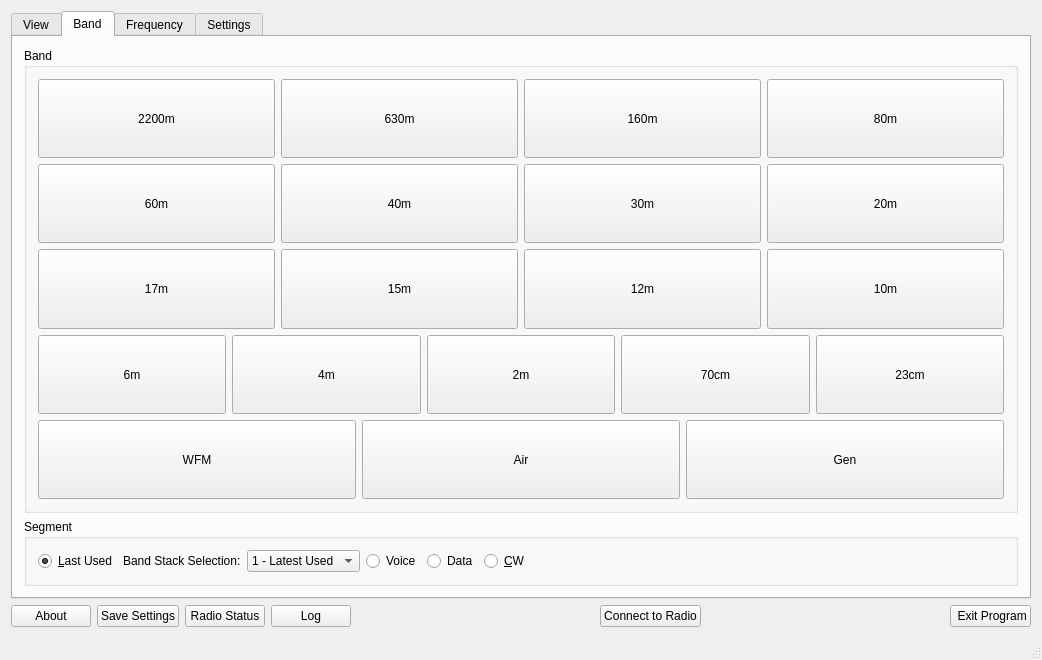
adecarolis/wfweb, file wfmain.ui: the form before one commit.
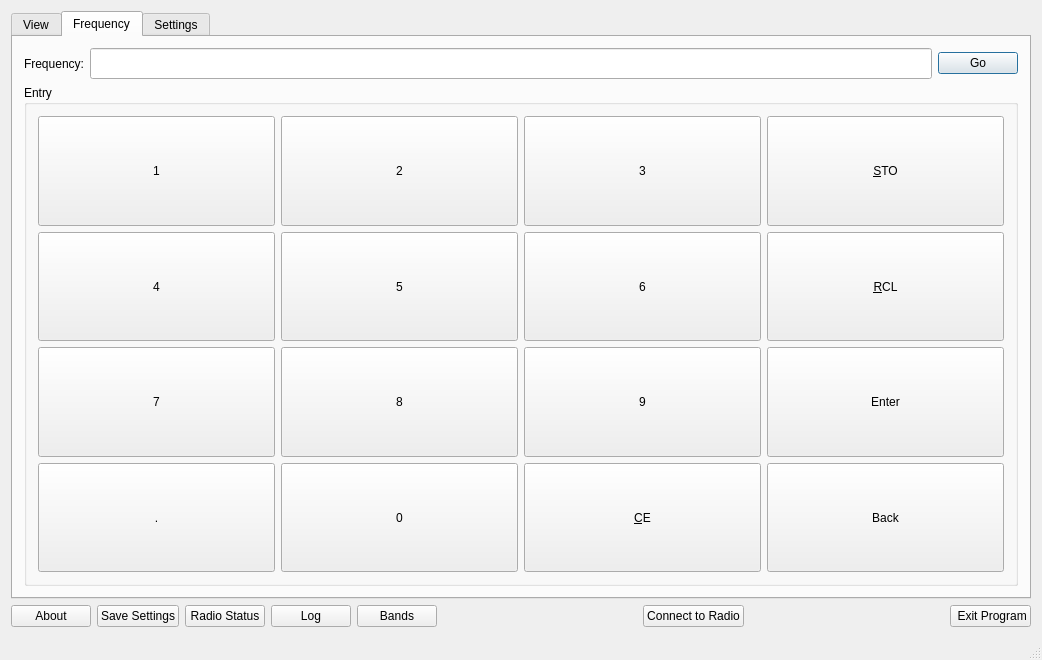
The form after the commit. Custom widgets are drawn as their Qt base class.

Commit message: Band button migration to widget is complete.

Diff of the .ui file:
```diff
--- a/wfmain.ui
+++ b/wfmain.ui
@@ -1234,573 +1234,6 @@
         </item>
        </layout>
       </widget>
-      <widget class="QWidget" name="bandTab">
-       <attribute name="title">
-        <string>Band</string>
-       </attribute>
-       <layout class="QVBoxLayout" name="verticalLayout_7">
-        <item>
-         <widget class="QGroupBox" name="groupBox_3">
-          <property name="title">
-           <string>Band</string>
-          </property>
-          <layout class="QVBoxLayout" name="verticalLayout_6">
-           <item>
-            <layout class="QHBoxLayout" name="horizontalLayout_26">
-             <property name="topMargin">
-              <number>0</number>
-             </property>
-             <property name="rightMargin">
-              <number>0</number>
-             </property>
-             <item>
-              <widget class="QPushButton" name="band2200mbtn">
-               <property name="sizePolicy">
-                <sizepolicy hsizetype="Minimum" vsizetype="MinimumExpanding">
-                 <horstretch>0</horstretch>
-                 <verstretch>0</verstretch>
-                </sizepolicy>
-               </property>
-               <property name="maximumSize">
-                <size>
-                 <width>16777215</width>
-                 <height>128</height>
-                </size>
-               </property>
-               <property name="text">
-                <string>2200m</string>
-               </property>
-              </widget>
-             </item>
-             <item>
-              <widget class="QPushButton" name="band630mbtn">
-               <property name="sizePolicy">
-                <sizepolicy hsizetype="Minimum" vsizetype="MinimumExpanding">
-                 <horstretch>0</horstretch>
-                 <verstretch>0</verstretch>
-                </sizepolicy>
-               </property>
-               <property name="maximumSize">
-                <size>
-                 <width>16777215</width>
-                 <height>128</height>
-                </size>
-               </property>
-               <property name="text">
-                <string>630m</string>
-               </property>
-              </widget>
-             </item>
-             <item>
-              <widget class="QPushButton" name="band160mbtn">
-               <property name="sizePolicy">
-                <sizepolicy hsizetype="Minimum" vsizetype="MinimumExpanding">
-                 <horstretch>0</horstretch>
-                 <verstretch>0</verstretch>
-                </sizepolicy>
-               </property>
-               <property name="maximumSize">
-                <size>
-                 <width>16777215</width>
-                 <height>128</height>
-                </size>
-               </property>
-               <property name="text">
-                <string>160m</string>
-               </property>
-               <property name="shortcut">
-                <string>L</string>
-               </property>
-              </widget>
-             </item>
-             <item>
-              <widget class="QPushButton" name="band80mbtn">
-               <property name="sizePolicy">
-                <sizepolicy hsizetype="Minimum" vsizetype="MinimumExpanding">
-                 <horstretch>0</horstretch>
-                 <verstretch>0</verstretch>
-                </sizepolicy>
-               </property>
-               <property name="maximumSize">
-                <size>
-                 <width>16777215</width>
-                 <height>128</height>
-                </size>
-               </property>
-               <property name="text">
-                <string>80m</string>
-               </property>
-               <property name="shortcut">
-                <string>8</string>
-               </property>
-              </widget>
-             </item>
-            </layout>
-           </item>
-           <item>
-            <layout class="QHBoxLayout" name="horizontalLayout_8">
-             <item>
-              <widget class="QPushButton" name="band60mbtn">
-               <property name="sizePolicy">
-                <sizepolicy hsizetype="Minimum" vsizetype="MinimumExpanding">
-                 <horstretch>0</horstretch>
-                 <verstretch>0</verstretch>
-                </sizepolicy>
-               </property>
-               <property name="maximumSize">
-                <size>
-                 <width>16777215</width>
-                 <height>128</height>
-                </size>
-               </property>
-               <property name="text">
-                <string>60m</string>
-               </property>
-               <property name="shortcut">
-                <string>S</string>
-               </property>
-              </widget>
-             </item>
-             <item>
-              <widget class="QPushButton" name="band40mbtn">
-               <property name="sizePolicy">
-                <sizepolicy hsizetype="Minimum" vsizetype="MinimumExpanding">
-                 <horstretch>0</horstretch>
-                 <verstretch>0</verstretch>
-                </sizepolicy>
-               </property>
-               <property name="maximumSize">
-                <size>
-                 <width>16777215</width>
-                 <height>128</height>
-                </size>
-               </property>
-               <property name="text">
-                <string>40m</string>
-               </property>
-               <property name="shortcut">
-                <string>4</string>
-               </property>
-              </widget>
-             </item>
-             <item>
-              <widget class="QPushButton" name="band30mbtn">
-               <property name="sizePolicy">
-                <sizepolicy hsizetype="Minimum" vsizetype="MinimumExpanding">
-                 <horstretch>0</horstretch>
-                 <verstretch>0</verstretch>
-                </sizepolicy>
-               </property>
-               <property name="maximumSize">
-                <size>
-                 <width>16777215</width>
-                 <height>128</height>
-                </size>
-               </property>
-               <property name="text">
-                <string>30m</string>
-               </property>
-               <property name="shortcut">
-                <string>3</string>
-               </property>
-              </widget>
-             </item>
-             <item>
-              <widget class="QPushButton" name="band20mbtn">
-               <property name="sizePolicy">
-                <sizepolicy hsizetype="Minimum" vsizetype="MinimumExpanding">
-                 <horstretch>0</horstretch>
-                 <verstretch>0</verstretch>
-                </sizepolicy>
-               </property>
-               <property name="maximumSize">
-                <size>
-                 <width>16777215</width>
-                 <height>128</height>
-                </size>
-               </property>
-               <property name="text">
-                <string>20m</string>
-               </property>
-               <property name="shortcut">
-                <string>2</string>
-               </property>
-              </widget>
-             </item>
-            </layout>
-           </item>
-           <item>
-            <layout class="QHBoxLayout" name="horizontalLayout_9">
-             <item>
-              <widget class="QPushButton" name="band17mbtn">
-               <property name="sizePolicy">
-                <sizepolicy hsizetype="Minimum" vsizetype="MinimumExpanding">
-                 <horstretch>0</horstretch>
-                 <verstretch>0</verstretch>
-                </sizepolicy>
-               </property>
-               <property name="maximumSize">
-                <size>
-                 <width>16777215</width>
-                 <height>128</height>
-                </size>
-               </property>
-               <property name="text">
-                <string>17m</string>
-               </property>
-               <property name="shortcut">
-                <string>7</string>
-               </property>
-              </widget>
-             </item>
-             <item>
-              <widget class="QPushButton" name="band15mbtn">
-               <property name="sizePolicy">
-                <sizepolicy hsizetype="Minimum" vsizetype="MinimumExpanding">
-                 <horstretch>0</horstretch>
-                 <verstretch>0</verstretch>
-                </sizepolicy>
-               </property>
-               <property name="maximumSize">
-                <size>
-                 <width>16777215</width>
-                 <height>128</height>
-                </size>
-               </property>
-               <property name="text">
-                <string>15m</string>
-               </property>
-               <property name="shortcut">
-                <string>5</string>
-               </property>
-              </widget>
-             </item>
-             <item>
-              <widget class="QPushButton" name="band12mbtn">
-               <property name="sizePolicy">
-                <sizepolicy hsizetype="Minimum" vsizetype="MinimumExpanding">
-                 <horstretch>0</horstretch>
-                 <verstretch>0</verstretch>
-                </sizepolicy>
-               </property>
-               <property name="maximumSize">
-                <size>
-                 <width>16777215</width>
-                 <height>128</height>
-                </size>
-               </property>
-               <property name="text">
-                <string>12m</string>
-               </property>
-               <property name="shortcut">
-                <string>T</string>
-               </property>
-              </widget>
-             </item>
-             <item>
-              <widget class="QPushButton" name="band10mbtn">
-               <property name="sizePolicy">
-                <sizepolicy hsizetype="Minimum" vsizetype="MinimumExpanding">
-                 <horstretch>0</horstretch>
-                 <verstretch>0</verstretch>
-                </sizepolicy>
-               </property>
-               <property name="maximumSize">
-                <size>
-                 <width>16777215</width>
-                 <height>128</height>
-                </size>
-               </property>
-               <property name="text">
-                <string>10m</string>
-               </property>
-               <property name="shortcut">
-                <string>1</string>
-               </property>
-              </widget>
-             </item>
-            </layout>
-           </item>
-           <item>
-            <layout class="QHBoxLayout" name="horizontalLayout_10">
-             <item>
-              <widget class="QPushButton" name="band6mbtn">
-               <property name="sizePolicy">
-                <sizepolicy hsizetype="Minimum" vsizetype="MinimumExpanding">
-                 <horstretch>0</horstretch>
-                 <verstretch>0</verstretch>
-                </sizepolicy>
-               </property>
-               <property name="maximumSize">
-                <size>
-                 <width>16777215</width>
-                 <height>128</height>
-                </size>
-               </property>
-               <property name="text">
-                <string>6m</string>
-               </property>
-               <property name="shortcut">
-                <string>6</string>
-               </property>
-              </widget>
-             </item>
-             <item>
-              <widget class="QPushButton" name="band4mbtn">
-               <property name="sizePolicy">
-                <sizepolicy hsizetype="Minimum" vsizetype="MinimumExpanding">
-                 <horstretch>0</horstretch>
-                 <verstretch>0</verstretch>
-                </sizepolicy>
-               </property>
-               <property name="maximumSize">
-                <size>
-                 <width>16777215</width>
-                 <height>128</height>
-                </size>
-               </property>
-               <property name="text">
-                <string>4m</string>
-               </property>
-               <property name="shortcut">
-                <string>$</string>
-               </property>
-              </widget>
-             </item>
-             <item>
-              <widget class="QPushButton" name="band2mbtn">
-               <property name="sizePolicy">
-                <sizepolicy hsizetype="Minimum" vsizetype="MinimumExpanding">
-                 <horstretch>0</horstretch>
-                 <verstretch>0</verstretch>
-                </sizepolicy>
-               </property>
-               <property name="maximumSize">
-                <size>
-                 <width>16777215</width>
-                 <height>128</height>
-                </size>
-               </property>
-               <property name="text">
-                <string>2m</string>
-               </property>
-               <property name="shortcut">
-                <string>V</string>
-               </property>
-              </widget>
-             </item>
-             <item>
-              <widget class="QPushButton" name="band70cmbtn">
-               <property name="sizePolicy">
-                <sizepolicy hsizetype="Minimum" vsizetype="MinimumExpanding">
-                 <horstretch>0</horstretch>
-                 <verstretch>0</verstretch>
-                </sizepolicy>
-               </property>
-               <property name="maximumSize">
-                <size>
-                 <width>16777215</width>
-                 <height>128</height>
-                </size>
-               </property>
-               <property name="text">
-                <string>70cm</string>
-               </property>
-               <property name="shortcut">
-                <string>U</string>
-               </property>
-              </widget>
-             </item>
-             <item>
-              <widget class="QPushButton" name="band23cmbtn">
-               <property name="sizePolicy">
-                <sizepolicy hsizetype="Minimum" vsizetype="MinimumExpanding">
-                 <horstretch>0</horstretch>
-                 <verstretch>0</verstretch>
-                </sizepolicy>
-               </property>
-               <property name="maximumSize">
-                <size>
-                 <width>16777215</width>
-                 <height>128</height>
-                </size>
-               </property>
-               <property name="text">
-                <string>23cm</string>
-               </property>
-               <property name="shortcut">
-                <string/>
-               </property>
-              </widget>
-             </item>
-            </layout>
-           </item>
-           <item>
-            <layout class="QHBoxLayout" name="horizontalLayout_11">
-             <item>
-              <widget class="QPushButton" name="bandWFMbtn">
-               <property name="sizePolicy">
-                <sizepolicy hsizetype="Minimum" vsizetype="MinimumExpanding">
-                 <horstretch>0</horstretch>
-                 <verstretch>0</verstretch>
-                </sizepolicy>
-               </property>
-               <property name="maximumSize">
-                <size>
-                 <width>16777215</width>
-                 <height>128</height>
-                </size>
-               </property>
-               <property name="text">
-                <string>WFM</string>
-               </property>
-               <property name="shortcut">
-                <string>W</string>
-               </property>
-              </widget>
-             </item>
-             <item>
-              <widget class="QPushButton" name="bandAirbtn">
-               <property name="sizePolicy">
-                <sizepolicy hsizetype="Minimum" vsizetype="MinimumExpanding">
-                 <horstretch>0</horstretch>
-                 <verstretch>0</verstretch>
-                </sizepolicy>
-               </property>
-               <property name="maximumSize">
-                <size>
-                 <width>16777215</width>
-                 <height>128</height>
-                </size>
-               </property>
-               <property name="text">
-                <string>Air</string>
-               </property>
-               <property name="shortcut">
-                <string>A</string>
-               </property>
-              </widget>
-             </item>
-             <item>
-              <widget class="QPushButton" name="bandGenbtn">
-               <property name="sizePolicy">
-                <sizepolicy hsizetype="Minimum" vsizetype="MinimumExpanding">
-                 <horstretch>0</horstretch>
-                 <verstretch>0</verstretch>
-                </sizepolicy>
-               </property>
-               <property name="maximumSize">
-                <size>
-                 <width>16777215</width>
-                 <height>128</height>
-                </size>
-               </property>
-               <property name="text">
-                <string>Gen</string>
-               </property>
-               <property name="shortcut">
-                <string>G</string>
-               </property>
-              </widget>
-             </item>
-            </layout>
-           </item>
-          </layout>
-         </widget>
-        </item>
-        <item>
-         <widget class="QGroupBox" name="groupBox_4">
-          <property name="sizePolicy">
-           <sizepolicy hsizetype="Preferred" vsizetype="Fixed">
-            <horstretch>0</horstretch>
-            <verstretch>0</verstretch>
-           </sizepolicy>
-          </property>
-          <property name="title">
-           <string>Segment</string>
-          </property>
-          <layout class="QHBoxLayout" name="horizontalLayout_12">
-           <item>
-            <widget class="QRadioButton" name="bandStkLastUsedBtn">
-             <property name="text">
-              <string>&amp;Last Used</string>
-             </property>
-             <property name="iconSize">
-              <size>
-               <width>16</width>
-               <height>16</height>
-              </size>
-             </property>
-             <property name="checked">
-              <bool>true</bool>
-             </property>
-            </widget>
-           </item>
-           <item>
-            <widget class="QLabel" name="label">
-             <property name="text">
-              <string>Band Stack Selection:</string>
-             </property>
-            </widget>
-           </item>
-           <item>
-            <widget class="QComboBox" name="bandStkPopdown">
-             <item>
-              <property name="text">
-               <string>1 - Latest Used</string>
-              </property>
-             </item>
-             <item>
-              <property name="text">
-               <string>2 - Older</string>
-              </property>
-             </item>
-             <item>
-              <property name="text">
-               <string>3 - Oldest Used</string>
-              </property>
-             </item>
-            </widget>
-           </item>
-           <item>
-            <widget class="QRadioButton" name="bandStkVoiceBtn">
-             <property name="text">
-              <string>Voice</string>
-             </property>
-            </widget>
-           </item>
-           <item>
-            <widget class="QRadioButton" name="bandStkDataBtn">
-             <property name="text">
-              <string>Data</string>
-             </property>
-            </widget>
-           </item>
-           <item>
-            <widget class="QRadioButton" name="bandStkCWBtn">
-             <property name="text">
-              <string>&amp;CW</string>
-             </property>
-            </widget>
-           </item>
-           <item>
-            <spacer name="horizontalSpacer">
-             <property name="orientation">
-              <enum>Qt::Horizontal</enum>
-             </property>
-             <property name="sizeHint" stdset="0">
-              <size>
-               <width>40</width>
-               <height>20</height>
-              </size>
-             </property>
-            </spacer>
-           </item>
-          </layout>
-         </widget>
-        </item>
-       </layout>
-      </widget>
       <widget class="QWidget" name="freqTab">
        <attribute name="title">
         <string>Frequency</string>
@@ -5455,6 +4888,13 @@
         </property>
        </widget>
       </item>
+      <item>
+       <widget class="QPushButton" name="showBandsBtn">
+        <property name="text">
+         <string>Bands</string>
+        </property>
+       </widget>
+      </item>
       <item>
        <spacer name="horizontalSpacer_32">
         <property name="orientation">
```
The commit also changes 3 other files.
